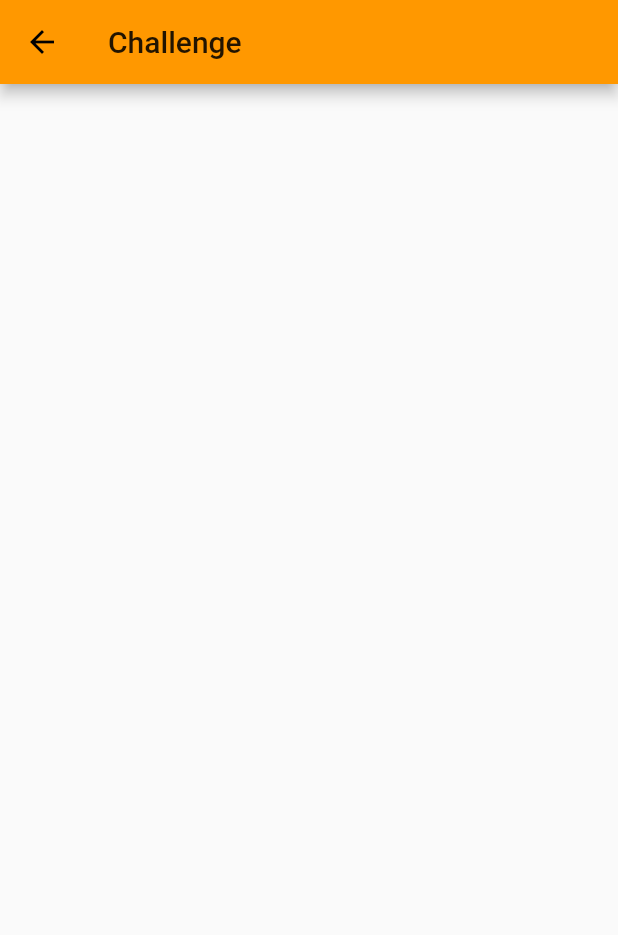
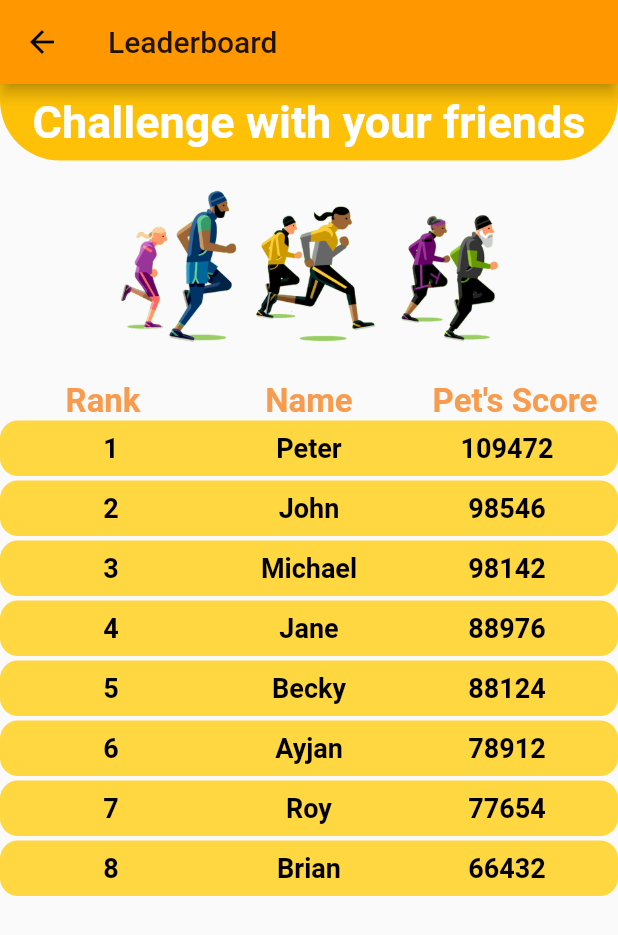
Before and after one commit to AUA-Youth-Forum/sporty-sam, a Flutter app: the ChallengePage screen opened directly, on a phone screen of 412 x 824 dp. Shown: the top 935 px of the screen. Run offline on Flutter 3.47's test engine with Material 2 defaults, Android fonts, the phone set to English and light mode, and no system bars; our stand-ins replace flare_flutter, google_fonts.

Commit message:
challenge page

```diff
--- a/sporty_sam/lib/challenge.dart
+++ b/sporty_sam/lib/challenge.dart
@@ -1,6 +1,6 @@
+import 'package:flutter/cupertino.dart';
 import 'package:flutter/material.dart';
 import 'package:google_fonts/google_fonts.dart';
-
 
 class ChallengePage extends StatefulWidget {
 //  HealthTips({Key key, this.title}) : super(key: key);
@@ -12,18 +12,166 @@ class ChallengePage extends StatefulWidget {
 }
 
 class _ChallengePageState extends State<ChallengePage> {
+  Widget _tableDataCell(String rank, String name, String score) {
+    return Container(
+      decoration: BoxDecoration(
+        borderRadius: BorderRadius.circular(12),
+        color: Colors.amberAccent,
+      ),
+      child: Padding(
+        padding: const EdgeInsets.all(8.0),
+        child: Row(
+          crossAxisAlignment: CrossAxisAlignment.center,
+          children: <Widget>[
+            Expanded(
+              child: Center(
+                child: Text(
+                  rank,
+                  style: TextStyle(
+                      color: Colors.black,
+                      fontSize: 18,
+                      fontWeight: FontWeight.w600),
+                ),
+              ),
+            ),
+            Expanded(
+                child: Center(
+              child: Text(
+                name,
+                style: TextStyle(
+                    color: Colors.black,
+                    fontSize: 18,
+                    fontWeight: FontWeight.w600),
+              ),
+            )),
+            Expanded(
+                child: Center(
+              child: Text(
+                score,
+                style: TextStyle(
+                    color: Colors.black,
+                    fontSize: 18,
+                    fontWeight: FontWeight.w600),
+              ),
+            )),
+          ],
+        ),
+      ),
+    );
+  }
 
   @override
   Widget build(BuildContext context) {
     return Scaffold(
         appBar: AppBar(
-          title: Text('Challenge'),
+          title: Text('Leaderboard'),
         ),
-        body: SingleChildScrollView(
-            child: Column(
+        body: Column(
+          children: <Widget>[
+            Container(
+                width: MediaQuery.of(context).size.width,
+                //color: Colors.transparent,
+                decoration: BoxDecoration(
+                    color: Colors.amber,
+                    borderRadius: new BorderRadius.only(
+                      bottomLeft: const Radius.circular(40.0),
+                      bottomRight: const Radius.circular(40.0),
+                    )),
+                child: Center(
+                  child: Padding(
+                    padding: const EdgeInsets.all(8.0),
+                    child: Text(
+                      'Challenge with your friends',
+                      style: TextStyle(
+                          color: Colors.white,
+                          fontSize: 30,
+                          fontWeight: FontWeight.w600),
+                    ),
+                  ),
+                )),
+            Container(
+              child: Image(
+                image: AssetImage('lib/assets/img/challenge2.gif'),
+              ),
+            ),
+            SizedBox(
+              height: 10,
+            ),
+            SingleChildScrollView(
+                child: Column(
               children: <Widget>[
-
+                //heading
+                Container(
+                  child: Row(
+                    crossAxisAlignment: CrossAxisAlignment.center,
+                    children: <Widget>[
+                      Expanded(
+                        child: Center(
+                          child: Text(
+                            'Rank',
+                            style: TextStyle(
+                                color: Color(0xfff79c4f),
+                                fontSize: 22,
+                                fontWeight: FontWeight.w600),
+                          ),
+                        ),
+                      ),
+                      Expanded(
+                          child: Center(
+                        child: Text(
+                          'Name',
+                          style: TextStyle(
+                              color: Color(0xfff79c4f),
+                              fontSize: 22,
+                              fontWeight: FontWeight.w600),
+                        ),
+                      )),
+                      Expanded(
+                          child: Center(
+                        child: Text(
+                          'Pet\'s Score',
+                          style: TextStyle(
+                              color: Color(0xfff79c4f),
+                              fontSize: 22,
+                              fontWeight: FontWeight.w600),
+                        ),
+                      )),
+                    ],
+                  ),
+                ),
+                //data rows
+                _tableDataCell('1', 'Peter', '109472'),
+                SizedBox(
+                  height: 3,
+                ),
+                _tableDataCell('2', 'John', '98546'),
+                SizedBox(
+                  height: 3,
+                ),
+                _tableDataCell('3', 'Michael', '98142'),
+                SizedBox(
+                  height: 3,
+                ),
+                _tableDataCell('4', 'Jane', '88976'),
+                SizedBox(
+                  height: 3,
+                ),
+                _tableDataCell('5', 'Becky', '88124'),
+                SizedBox(
+                  height: 3,
+                ),
+                _tableDataCell('6', 'Ayjan', '78912'),
+                SizedBox(
+                  height: 3,
+                ),
+                _tableDataCell('7', 'Roy', '77654'),
+                SizedBox(
+                  height: 3,
+                ),
+                _tableDataCell('8', 'Brian', '66432'),
               ],
-            )));
+            ))
+          ],
+        ));
   }
 }
```
Also changed, not shown: sporty_sam/lib/main.dart (+2 -5 lines), sporty_sam/lib/assets/img/challenge1.gif (added), sporty_sam/lib/assets/img/challenge2.gif (added), sporty_sam/lib/assets/logo1.gif (added).
